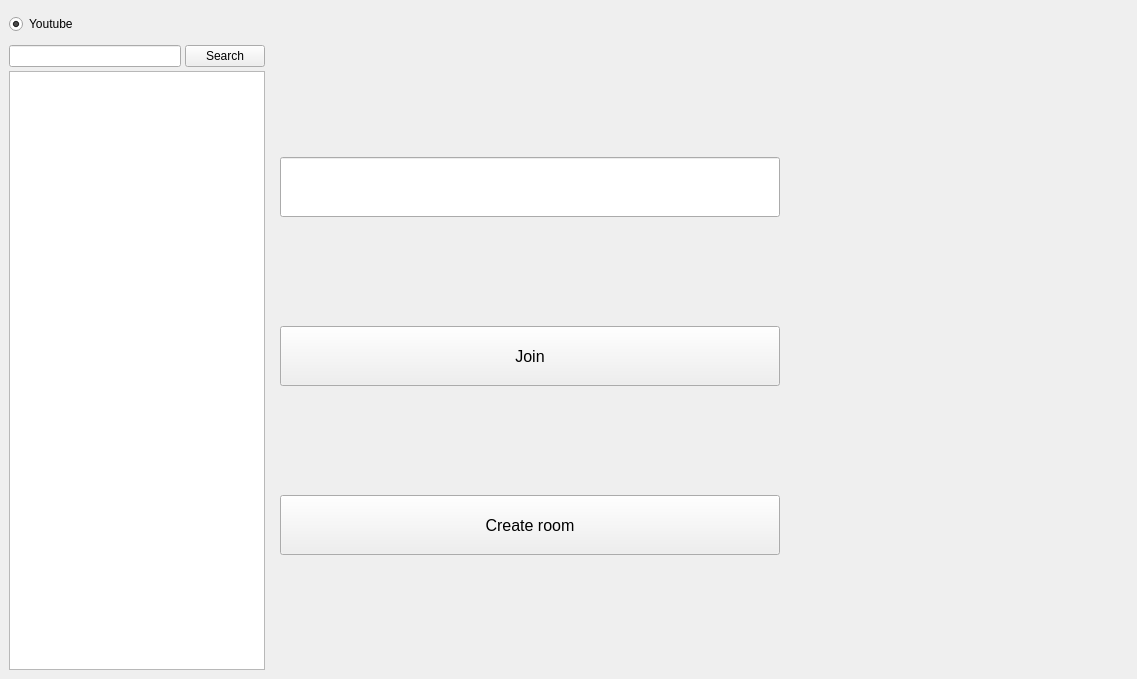
First picture: the form in client/static/ui/watchupapp.ui, repository cpp-park-vk-education/2022_2_cash_map, before the edit.
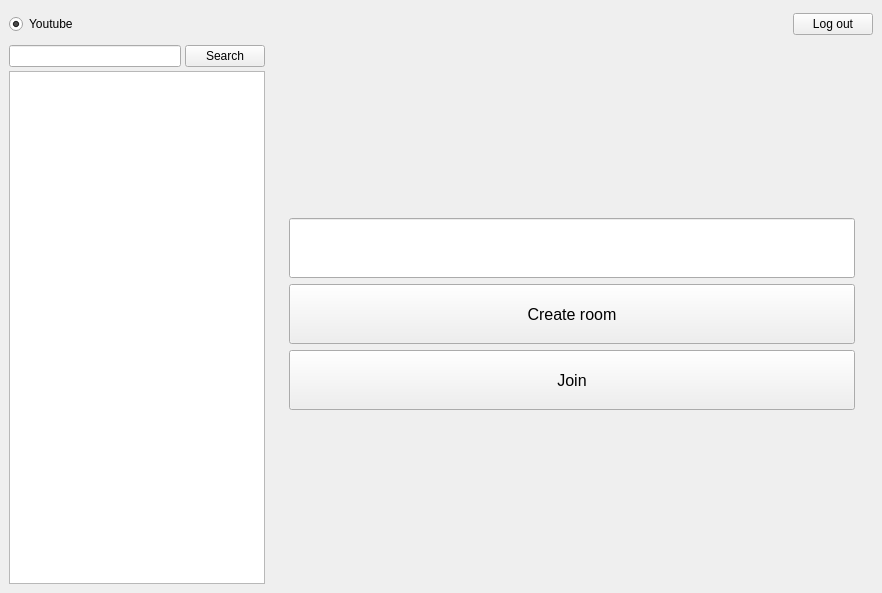
Second picture: the form after the edit. Icons and pictures are not drawn.

Patch:
```diff
--- a/client/static/ui/watchupapp.ui
+++ b/client/static/ui/watchupapp.ui
@@ -6,10 +6,28 @@
    <rect>
     <x>0</x>
     <y>0</y>
-    <width>1137</width>
-    <height>679</height>
+    <width>882</width>
+    <height>593</height>
    </rect>
   </property>
+  <property name="sizePolicy">
+   <sizepolicy hsizetype="Expanding" vsizetype="Expanding">
+    <horstretch>0</horstretch>
+    <verstretch>0</verstretch>
+   </sizepolicy>
+  </property>
+  <property name="minimumSize">
+   <size>
+    <width>100</width>
+    <height>100</height>
+   </size>
+  </property>
+  <property name="maximumSize">
+   <size>
+    <width>16777215</width>
+    <height>1000</height>
+   </size>
+  </property>
   <property name="windowTitle">
    <string>WatchUpApp</string>
   </property>
@@ -111,7 +129,7 @@
       </property>
       <property name="minimumSize">
        <size>
-        <width>400</width>
+        <width>200</width>
         <height>0</height>
        </size>
       </property>
@@ -125,7 +143,40 @@
        <number>0</number>
       </property>
       <widget class="QWidget" name="startPage">
+       <property name="sizePolicy">
+        <sizepolicy hsizetype="Expanding" vsizetype="Expanding">
+         <horstretch>0</horstretch>
+         <verstretch>0</verstretch>
+        </sizepolicy>
+       </property>
+       <property name="minimumSize">
+        <size>
+         <width>200</width>
+         <height>0</height>
+        </size>
+       </property>
        <layout class="QVBoxLayout" name="verticalLayout_2">
+        <item alignment="Qt::AlignVCenter">
+         <widget class="QWidget" name="verticalWidget" native="true">
+          <property name="sizePolicy">
+           <sizepolicy hsizetype="MinimumExpanding" vsizetype="Expanding">
+            <horstretch>0</horstretch>
+            <verstretch>0</verstretch>
+           </sizepolicy>
+          </property>
+          <property name="minimumSize">
+           <size>
+            <width>500</width>
+            <height>0</height>
+           </size>
+          </property>
+          <property name="maximumSize">
+           <size>
+            <width>16777215</width>
+            <height>16777215</height>
+           </size>
+          </property>
+          <layout class="QVBoxLayout" name="verticalLayout_3">
         <item>
          <widget class="QLineEdit" name="joinLineEdit">
           <property name="sizePolicy">
@@ -142,7 +193,7 @@
           </property>
           <property name="maximumSize">
            <size>
-            <width>500</width>
+               <width>16777215</width>
             <height>60</height>
            </size>
           </property>
@@ -153,36 +204,6 @@
           </property>
          </widget>
         </item>
-        <item>
-         <widget class="QPushButton" name="joinButton">
-          <property name="sizePolicy">
-           <sizepolicy hsizetype="Expanding" vsizetype="Fixed">
-            <horstretch>0</horstretch>
-            <verstretch>0</verstretch>
-           </sizepolicy>
-          </property>
-          <property name="minimumSize">
-           <size>
-            <width>200</width>
-            <height>60</height>
-           </size>
-          </property>
-          <property name="maximumSize">
-           <size>
-            <width>500</width>
-            <height>60</height>
-           </size>
-          </property>
-          <property name="font">
-           <font>
-            <pointsize>12</pointsize>
-           </font>
-          </property>
-          <property name="text">
-           <string>Join</string>
-          </property>
-         </widget>
-        </item>
         <item>
          <widget class="QPushButton" name="createRoomButton">
           <property name="sizePolicy">
@@ -199,7 +220,7 @@
           </property>
           <property name="maximumSize">
            <size>
-            <width>500</width>
+               <width>16777215</width>
             <height>60</height>
            </size>
           </property>
@@ -213,6 +234,39 @@
           </property>
          </widget>
         </item>
+           <item>
+            <widget class="QPushButton" name="joinButton">
+             <property name="sizePolicy">
+              <sizepolicy hsizetype="Expanding" vsizetype="Fixed">
+               <horstretch>0</horstretch>
+               <verstretch>0</verstretch>
+              </sizepolicy>
+             </property>
+             <property name="minimumSize">
+              <size>
+               <width>200</width>
+               <height>60</height>
+              </size>
+             </property>
+             <property name="maximumSize">
+              <size>
+               <width>16777215</width>
+               <height>60</height>
+              </size>
+             </property>
+             <property name="font">
+              <font>
+               <pointsize>12</pointsize>
+              </font>
+             </property>
+             <property name="text">
+              <string>Join</string>
+             </property>
+            </widget>
+           </item>
+          </layout>
+         </widget>
+        </item>
        </layout>
       </widget>
      </widget>
@@ -256,6 +310,19 @@
         </property>
        </widget>
       </item>
+      <item>
+       <widget class="QPushButton" name="logoutButton">
+        <property name="sizePolicy">
+         <sizepolicy hsizetype="Fixed" vsizetype="Fixed">
+          <horstretch>0</horstretch>
+          <verstretch>0</verstretch>
+         </sizepolicy>
+        </property>
+        <property name="text">
+         <string>Log out</string>
+        </property>
+       </widget>
+      </item>
      </layout>
     </item>
    </layout>
```
Lines whose indentation alone changed are shown as unchanged.
